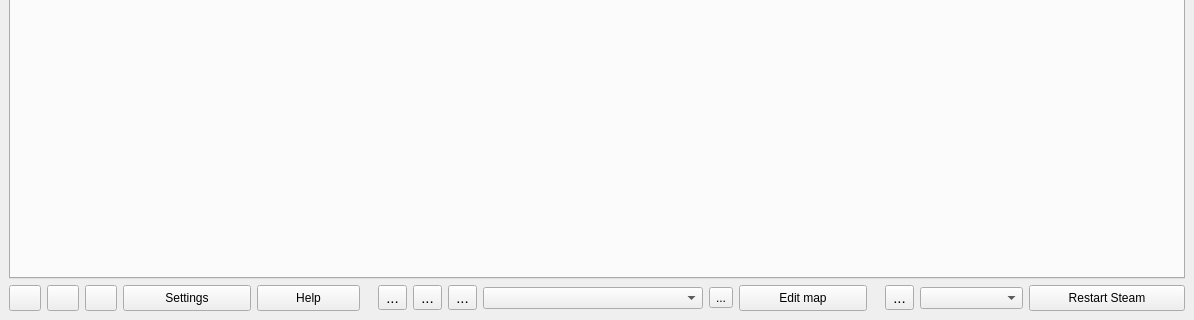
Qt form src/main.ui (dertwist/Hammer5Tools) before a commit; both pictures show x 0 to 1194 and y 569 to 889 of the 1194 by 889 pixel window.
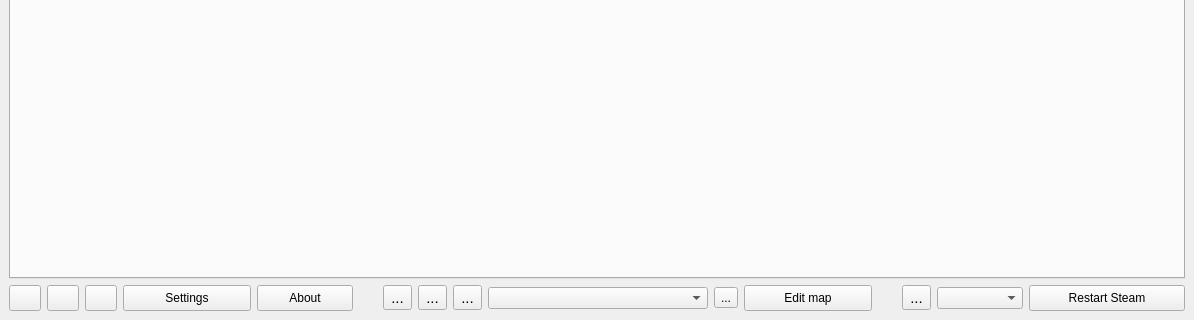
The same form after that commit. Icons and pictures are not drawn.

Patch:
```diff
--- a/src/main.ui
+++ b/src/main.ui
@@ -322,7 +322,7 @@
          <string notr="true">padding: 5px;</string>
         </property>
         <property name="text">
-         <string>Help</string>
+         <string>About</string>
         </property>
         <property name="icon">
          <iconset resource="resources.qrc">
@@ -346,7 +346,7 @@
         </property>
         <property name="sizeHint" stdset="0">
          <size>
-          <width>12</width>
+          <width>24</width>
           <height>6</height>
          </size>
         </property>
@@ -505,7 +505,7 @@
         </property>
         <property name="sizeHint" stdset="0">
          <size>
-          <width>12</width>
+          <width>24</width>
           <height>6</height>
          </size>
         </property>
```
Left out of the diff: 13 changed lines with no effect on the pictures.
